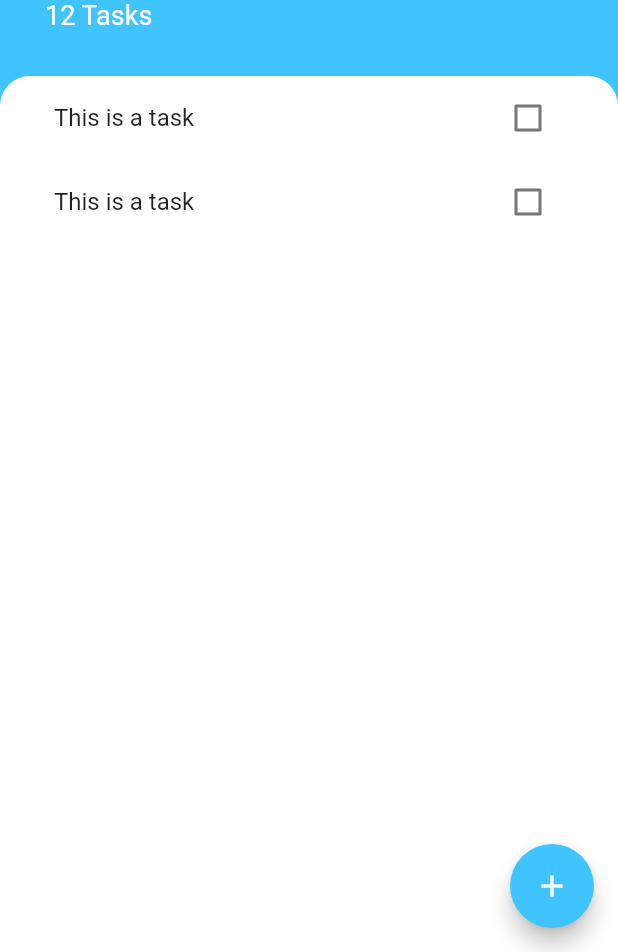
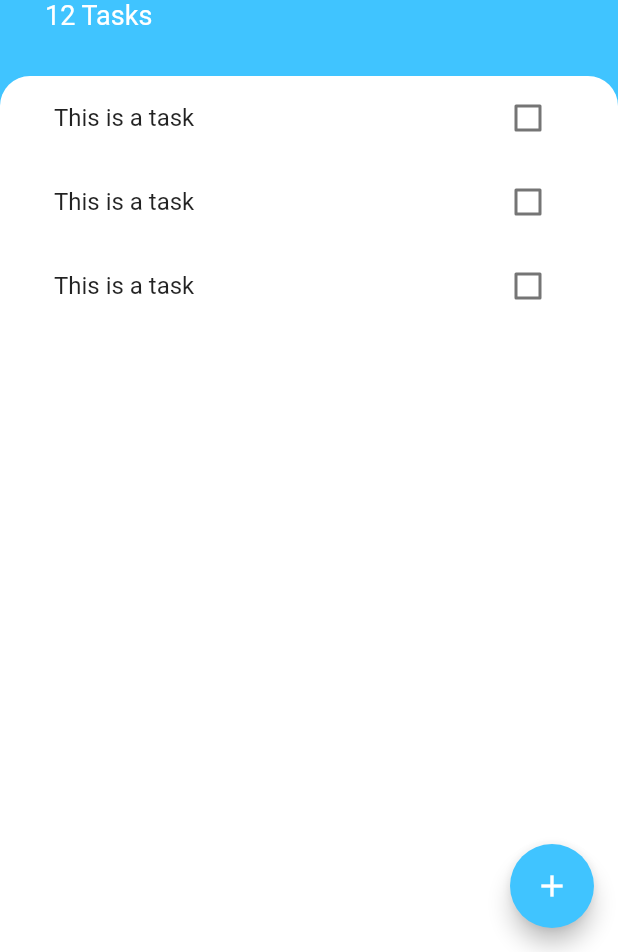
Before and after one commit to Procoder16/Docket, a Flutter app: the screen it shows after launch, on a phone screen of 412 x 824 dp, the part 284-1236 px from its top. Run offline on Flutter 3.47's test engine with Material 2 defaults, Android fonts, the phone set to English and light mode, and no system bars.

Commit message:
code refactored

```diff
--- a/lib/screens/tasks_screen.dart
+++ b/lib/screens/tasks_screen.dart
@@ -53,26 +53,7 @@ class TasksScreens extends StatelessWidget {
           Expanded(
             child: Container(
               padding: EdgeInsets.symmetric(horizontal: 20.0),
-              child: ListView(
-                children: [
-                  ListTile(
-                    title: Text(
-                      'This is a task',
-                    ),
-                    trailing: Checkbox(
-                      value: false,
-                      onChanged: (bool newValue) {},
-                    ),
-                  ),
-                  ListTile(
-                    title: Text('This is a task'),
-                    trailing: Checkbox(
-                      value: false,
-                      onChanged: (bool newValue) {},
-                    ),
-                  )
-                ],
-              ),
+              child: TasksList(),
               decoration: BoxDecoration(
                 color: Colors.white,
                 borderRadius: BorderRadius.only(
@@ -87,3 +68,31 @@ class TasksScreens extends StatelessWidget {
     );
   }
 }
+
+class TasksList extends StatelessWidget {
+  @override
+  Widget build(BuildContext context) {
+    return ListView(
+      children: [
+        TaskTile(),
+        TaskTile(),
+        TaskTile(),
+      ],
+    );
+  }
+}
+
+class TaskTile extends StatelessWidget {
+  @override
+  Widget build(BuildContext context) {
+    return ListTile(
+      title: Text(
+        'This is a task',
+      ),
+      trailing: Checkbox(
+        value: false,
+        onChanged: (bool newValue) {},
+      ),
+    );
+  }
+}
```
